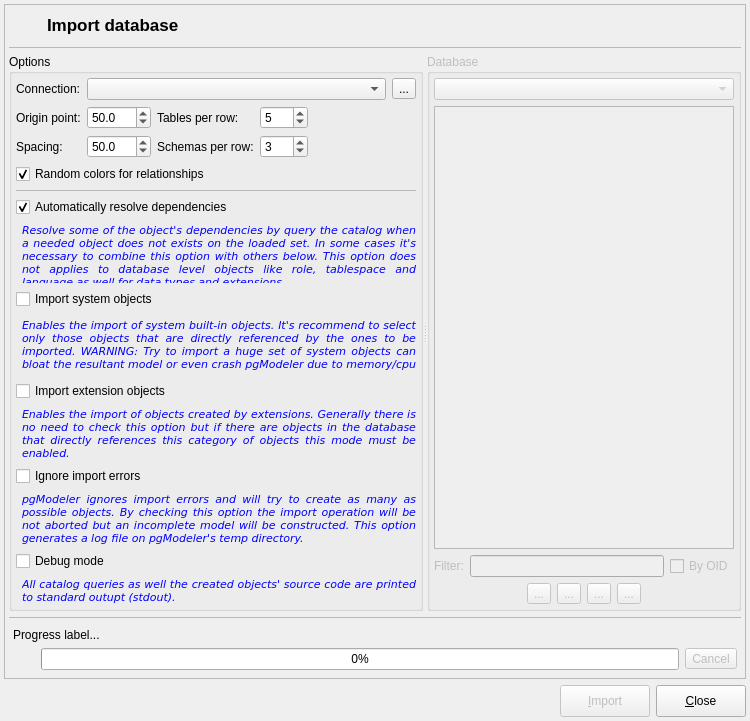
pgmodeler/pgmodeler, file libpgmodeler_ui/ui/databaseimportform.ui: the form before one commit.
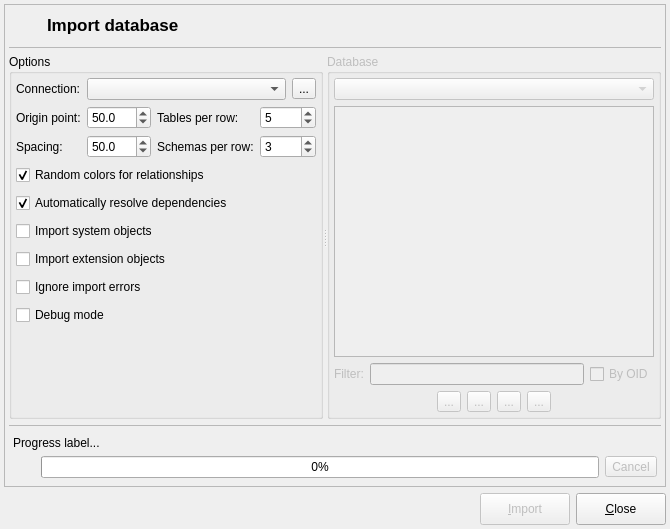
The form after the commit. Icons and pictures are not drawn.

Commit message: Explicit hint text will be moved to the instances of the new class HintTextWidget

Diff of the .ui file:
```diff
--- a/libpgmodeler_ui/ui/databaseimportform.ui
+++ b/libpgmodeler_ui/ui/databaseimportform.ui
@@ -9,8 +9,8 @@
    <rect>
     <x>0</x>
     <y>0</y>
-    <width>750</width>
-    <height>721</height>
+    <width>670</width>
+    <height>529</height>
    </rect>
   </property>
   <property name="sizePolicy">
@@ -22,7 +22,7 @@
   <property name="minimumSize">
    <size>
     <width>670</width>
-    <height>650</height>
+    <height>450</height>
    </size>
   </property>
   <property name="maximumSize">
@@ -271,7 +271,7 @@
             <property name="title">
              <string>Options</string>
             </property>
-            <layout class="QGridLayout" name="gridLayout_8">
+            <layout class="QGridLayout" name="gridLayout_2">
              <property name="leftMargin">
               <number>4</number>
              </property>
@@ -284,7 +284,33 @@
              <property name="bottomMargin">
               <number>4</number>
              </property>
-             <item row="2" column="1">
+             <item row="0" column="0">
+              <widget class="QLabel" name="connection_lbl">
+               <property name="sizePolicy">
+                <sizepolicy hsizetype="Fixed" vsizetype="Preferred">
+                 <horstretch>0</horstretch>
+                 <verstretch>0</verstretch>
+                </sizepolicy>
+               </property>
+               <property name="text">
+                <string>Connection:</string>
+               </property>
+              </widget>
+             </item>
+             <item row="1" column="0">
+              <widget class="QLabel" name="oring_lbl">
+               <property name="sizePolicy">
+                <sizepolicy hsizetype="Fixed" vsizetype="Preferred">
+                 <horstretch>0</horstretch>
+                 <verstretch>0</verstretch>
+                </sizepolicy>
+               </property>
+               <property name="text">
+                <string>Origin point:</string>
+               </property>
+              </widget>
+             </item>
+             <item row="1" column="1">
               <widget class="QDoubleSpinBox" name="origin_sb">
                <property name="toolTip">
                 <string>Starting point where objects will be put.</string>
@@ -300,7 +326,7 @@
                </property>
               </widget>
              </item>
-             <item row="2" column="2">
+             <item row="1" column="2">
               <widget class="QLabel" name="tabs_per_row_lbl">
                <property name="sizePolicy">
                 <sizepolicy hsizetype="Fixed" vsizetype="Preferred">
@@ -313,7 +339,7 @@
                </property>
               </widget>
              </item>
-             <item row="2" column="3">
+             <item row="1" column="3">
               <widget class="QSpinBox" name="tabs_per_row_sb">
                <property name="sizePolicy">
                 <sizepolicy hsizetype="Minimum" vsizetype="Fixed">
@@ -335,7 +361,36 @@
                </property>
               </widget>
              </item>
-             <item row="3" column="2">
+             <item row="2" column="0">
+              <widget class="QLabel" name="tab_spacing_lbl">
+               <property name="sizePolicy">
+                <sizepolicy hsizetype="Preferred" vsizetype="Preferred">
+                 <horstretch>0</horstretch>
+                 <verstretch>0</verstretch>
+                </sizepolicy>
+               </property>
+               <property name="text">
+                <string>Spacing:</string>
+               </property>
+              </widget>
+             </item>
+             <item row="2" column="1">
+              <widget class="QDoubleSpinBox" name="obj_spacing_sb">
+               <property name="toolTip">
+                <string>Spacing between objects</string>
+               </property>
+               <property name="decimals">
+                <number>1</number>
+               </property>
+               <property name="maximum">
+                <double>1000.000000000000000</double>
+               </property>
+               <property name="value">
+                <double>50.000000000000000</double>
+               </property>
+              </widget>
+             </item>
+             <item row="2" column="2">
               <widget class="QLabel" name="sch_per_row_lbl">
                <property name="sizePolicy">
                 <sizepolicy hsizetype="Fixed" vsizetype="Preferred">
@@ -348,194 +403,7 @@
                </property>
               </widget>
              </item>
-             <item row="9" column="0" colspan="6">
-              <layout class="QGridLayout" name="gridLayout_9">
-               <item row="0" column="0" colspan="2">
-                <widget class="QCheckBox" name="resolve_deps_chk">
-                 <property name="sizePolicy">
-                  <sizepolicy hsizetype="Expanding" vsizetype="Fixed">
-                   <horstretch>0</horstretch>
-                   <verstretch>0</verstretch>
-                  </sizepolicy>
-                 </property>
-                 <property name="text">
-                  <string>Automatically resolve dependencies</string>
-                 </property>
-                 <property name="checked">
-                  <bool>true</bool>
-                 </property>
-                </widget>
-               </item>
-               <item row="1" column="1">
-                <widget class="QLabel" name="hint3_lbl_2">
-                 <property name="enabled">
-                  <bool>true</bool>
-                 </property>
-                 <property name="sizePolicy">
-                  <sizepolicy hsizetype="Expanding" vsizetype="Preferred">
-                   <horstretch>0</horstretch>
-                   <verstretch>0</verstretch>
-                  </sizepolicy>
-                 </property>
-                 <property name="minimumSize">
-                  <size>
-                   <width>0</width>
-                   <height>60</height>
-                  </size>
-                 </property>
-                 <property name="palette">
-                  <palette>
-                   <active>
-                    <colorrole role="WindowText">
-                     <brush brushstyle="SolidPattern">
-                      <color alpha="255">
-                       <red>0</red>
-                       <green>0</green>
-                       <blue>255</blue>
-                      </color>
-                     </brush>
-                    </colorrole>
-                   </active>
-                   <inactive>
-                    <colorrole role="WindowText">
-                     <brush brushstyle="SolidPattern">
-                      <color alpha="255">
-                       <red>0</red>
-                       <green>0</green>
-                       <blue>255</blue>
-                      </color>
-                     </brush>
-                    </colorrole>
-                   </inactive>
-                   <disabled>
-                    <colorrole role="WindowText">
-                     <brush brushstyle="SolidPattern">
-                      <color alpha="255">
-                       <red>117</red>
-                       <green>114</green>
-                       <blue>112</blue>
-                      </color>
-                     </brush>
-                    </colorrole>
-                   </disabled>
-                  </palette>
-                 </property>
-                 <property name="font">
-                  <font>
-                   <family>DejaVu Sans</family>
-                   <pointsize>8</pointsize>
-                   <italic>true</italic>
-                  </font>
-                 </property>
-                 <property name="text">
-                  <string>Resolve some of the object's dependencies by query the catalog when a needed object does not exists on the loaded set. In some cases it's necessary to combine this option with others below. This option does not applies to database level objects like role, tablespace and language as well for data types and extensions.</string>
-                 </property>
-                 <property name="textFormat">
-                  <enum>Qt::PlainText</enum>
-                 </property>
-                 <property name="alignment">
-                  <set>Qt::AlignJustify|Qt::AlignTop</set>
-                 </property>
-                 <property name="wordWrap">
-                  <bool>true</bool>
-                 </property>
-                 <property name="indent">
-                  <number>0</number>
-                 </property>
-                </widget>
-               </item>
-              </layout>
-             </item>
-             <item row="17" column="0" colspan="6">
-              <layout class="QGridLayout" name="gridLayout_10">
-               <item row="0" column="0" colspan="2">
-                <widget class="QCheckBox" name="debug_mode_chk">
-                 <property name="sizePolicy">
-                  <sizepolicy hsizetype="Expanding" vsizetype="Fixed">
-                   <horstretch>0</horstretch>
-                   <verstretch>0</verstretch>
-                  </sizepolicy>
-                 </property>
-                 <property name="text">
-                  <string>Debug mode</string>
-                 </property>
-                </widget>
-               </item>
-               <item row="1" column="1">
-                <widget class="QLabel" name="hint3_lbl_3">
-                 <property name="enabled">
-                  <bool>true</bool>
-                 </property>
-                 <property name="sizePolicy">
-                  <sizepolicy hsizetype="Expanding" vsizetype="Expanding">
-                   <horstretch>0</horstretch>
-                   <verstretch>0</verstretch>
-                  </sizepolicy>
-                 </property>
-                 <property name="palette">
-                  <palette>
-                   <active>
-                    <colorrole role="WindowText">
-                     <brush brushstyle="SolidPattern">
-                      <color alpha="255">
-                       <red>0</red>
-                       <green>0</green>
-                       <blue>255</blue>
-                      </color>
-                     </brush>
-                    </colorrole>
-                   </active>
-                   <inactive>
-                    <colorrole role="WindowText">
-                     <brush brushstyle="SolidPattern">
-                      <color alpha="255">
-                       <red>0</red>
-                       <green>0</green>
-                       <blue>255</blue>
-                      </color>
-                     </brush>
-                    </colorrole>
-                   </inactive>
-                   <disabled>
-                    <colorrole role="WindowText">
-                     <brush brushstyle="SolidPattern">
-                      <color alpha="255">
-                       <red>117</red>
-                       <green>114</green>
-                       <blue>112</blue>
-                      </color>
-                     </brush>
-                    </colorrole>
-                   </disabled>
-                  </palette>
-                 </property>
-                 <property name="font">
-                  <font>
-                   <family>DejaVu Sans</family>
-                   <pointsize>8</pointsize>
-                   <italic>true</italic>
-                  </font>
-                 </property>
-                 <property name="text">
-                  <string>All catalog queries as well the created objects' source code are printed to standard outupt (stdout).</string>
-                 </property>
-                 <property name="textFormat">
-                  <enum>Qt::PlainText</enum>
-                 </property>
-                 <property name="alignment">
-                  <set>Qt::AlignJustify|Qt::AlignTop</set>
-                 </property>
-                 <property name="wordWrap">
-                  <bool>true</bool>
-                 </property>
-                 <property name="indent">
-                  <number>0</number>
-                 </property>
-                </widget>
-               </item>
-              </layout>
-             </item>
-             <item row="3" column="3">
+             <item row="2" column="3">
               <widget class="QSpinBox" name="sch_per_row_sb">
                <property name="toolTip">
                 <string>Schemas  per row</string>
@@ -551,55 +419,68 @@
                </property>
               </widget>
              </item>
-             <item row="8" column="0" colspan="6">
-              <widget class="QFrame" name="div_ln_2">
-               <property name="minimumSize">
-                <size>
-                 <width>0</width>
-                 <height>1</height>
-                </size>
+             <item row="4" column="0" colspan="4">
+              <layout class="QHBoxLayout" name="horizontalLayout_7">
+               <item>
+                <widget class="QCheckBox" name="resolve_deps_chk">
+                 <property name="sizePolicy">
+                  <sizepolicy hsizetype="Expanding" vsizetype="Fixed">
+                   <horstretch>0</horstretch>
+                   <verstretch>0</verstretch>
+                  </sizepolicy>
+                 </property>
+                 <property name="statusTip">
+                  <string>Resolve some of the object's dependencies by query the catalog when a needed object does not exists on the loaded set. In some cases it's necessary to combine this option with others below. This option does not applies to database level objects like role, tablespace and language as well for data types and extensions.</string>
+                 </property>
+                 <property name="whatsThis">
+                  <string/>
+                 </property>
+                 <property name="text">
+                  <string>Automatically resolve dependencies</string>
+                 </property>
+                 <property name="checked">
+                  <bool>true</bool>
+                 </property>
+                </widget>
+               </item>
+               <item>
+                <widget class="QWidget" name="auto_res_deps_hint" native="true">
+                 <property name="sizePolicy">
+                  <sizepolicy hsizetype="Fixed" vsizetype="Fixed">
+                   <horstretch>0</horstretch>
+                   <verstretch>0</verstretch>
+                  </sizepolicy>
+                 </property>
+                 <property name="minimumSize">
+                  <size>
+                   <width>22</width>
+                   <height>22</height>
+                  </size>
+                 </property>
+                 <property name="maximumSize">
+                  <size>
+                   <width>22</width>
+                   <height>22</height>
+                  </size>
+                 </property>
+                </widget>
+               </item>
+              </layout>
+             </item>
+             <item row="9" column="0">
+              <spacer name="verticalSpacer">
+               <property name="orientation">
+                <enum>Qt::Vertical</enum>
                </property>
-               <property name="maximumSize">
+               <property name="sizeHint" stdset="0">
                 <size>
-                 <width>16777215</width>
-                 <height>1</height>
+                 <width>20</width>
+                 <height>40</height>
                 </size>
                </property>
-               <property name="frameShape">
-                <enum>QFrame::StyledPanel</enum>
-               </property>
-               <property name="frameShadow">
-                <enum>QFrame::Sunken</enum>
-               </property>
-              </widget>
+              </spacer>
              </item>
-             <item row="0" column="0">
-              <widget class="QLabel" name="connection_lbl">
-               <property name="sizePolicy">
-                <sizepolicy hsizetype="Fixed" vsizetype="Preferred">
-                 <horstretch>0</horstretch>
-                 <verstretch>0</verstretch>
-                </sizepolicy>
-               </property>
-               <property name="text">
-                <string>Connection:</string>
-               </property>
-              </widget>
-             </item>
-             <item row="3" column="0">
-              <widget class="QLabel" name="tab_spacing_lbl">
-               <property name="sizePolicy">
-                <sizepolicy hsizetype="Preferred" vsizetype="Preferred">
-                 <horstretch>0</horstretch>
-                 <verstretch>0</verstretch>
-                </sizepolicy>
-               </property>
-               <property name="text">
-                <string>Spacing:</string>
-               </property>
-              </widget>
-             </item>
-             <item row="0" column="1" colspan="5">
+             <item row="0" column="1" colspan="3">
               <layout class="QHBoxLayout" name="horizontalLayout">
                <item>
                 <widget class="QComboBox" name="connections_cmb">
@@ -633,100 +514,45 @@
                </item>
               </layout>
              </item>
-             <item row="3" column="1">
-              <widget class="QDoubleSpinBox" name="obj_spacing_sb">
-               <property name="toolTip">
-                <string>Spacing between objects</string>
-               </property>
-               <property name="decimals">
-                <number>1</number>
-               </property>
-               <property name="maximum">
-                <double>1000.000000000000000</double>
-               </property>
-               <property name="value">
-                <double>50.000000000000000</double>
-               </property>
-              </widget>
-             </item>
-             <item row="13" column="0" colspan="6">
-              <layout class="QGridLayout" name="gridLayout_7">
-               <item row="1" column="1">
-                <widget class="QLabel" name="hint2_lbl">
-                 <property name="enabled">
+             <item row="3" column="0" colspan="4">
+              <layout class="QHBoxLayout" name="horizontalLayout_8">
+               <item>
+                <widget class="QCheckBox" name="rand_rel_color_chk">
+                 <property name="text">
+                  <string>Random colors for relationships</string>
+                 </property>
+                 <property name="checked">
                   <bool>true</bool>
                  </property>
+                </widget>
+               </item>
+               <item>
+                <widget class="QWidget" name="rand_color_hint" native="true">
                  <property name="sizePolicy">
-                  <sizepolicy hsizetype="Expanding" vsizetype="Fixed">
+                  <sizepolicy hsizetype="Fixed" vsizetype="Fixed">
                    <horstretch>0</horstretch>
                    <verstretch>0</verstretch>
                   </sizepolicy>
                  </property>
-                 <property name="palette">
-                  <palette>
-                   <active>
-                    <colorrole role="WindowText">
-                     <brush brushstyle="SolidPattern">
-                      <color alpha="255">
-                       <red>0</red>
-                       <green>0</green>
-                       <blue>255</blue>
-                      </color>
-                     </brush>
-                    </colorrole>
-                   </active>
-                   <inactive>
-                    <colorrole role="WindowText">
-                     <brush brushstyle="SolidPattern">
-                      <color alpha="255">
-                       <red>0</red>
-                       <green>0</green>
-                       <blue>255</blue>
-                      </color>
-                     </brush>
-                    </colorrole>
-                   </inactive>
-                   <disabled>
-                    <colorrole role="WindowText">
-                     <brush brushstyle="SolidPattern">
-                      <color alpha="255">
-                       <red>117</red>
-                       <green>114</green>
-                       <blue>112</blue>
-                      </color>
-                     </brush>
-                    </colorrole>
-                   </disabled>
-                  </palette>
+                 <property name="minimumSize">
+                  <size>
+                   <width>22</width>
+                   <height>22</height>
+                  </size>
                  </property>
-                 <property name="font">
-                  <font>
-                   <family>DejaVu Sans</family>
-                   <pointsize>8</pointsize>
-                   <italic>true</italic>
-                  </font>
-                 </property>
-                 <property name="text">
-                  <string>Enables the import of system built-in objects. It's recommend to select only those objects that are directly referenced by the ones to be imported. WARNING: Try to import a huge set of system objects can bloat the resultant model or even crash pgModeler due to memory/cpu overuse.</string>
-                 </property>
-                 <property name="textFormat">
-                  <enum>Qt::PlainText</enum>
-                 </property>
-                 <property name="alignment">
-                  <set>Qt::AlignJustify|Qt::AlignTop</set>
-                 </property>
-                 <property name="wordWrap">
-                  <bool>true</bool>
-                 </property>
-                 <property name="margin">
-                  <number>0</number>
-                 </property>
-                 <property name="indent">
-                  <number>0</number>
+                 <property name="maximumSize">
+                  <size>
+                   <width>22</width>
+                   <height>22</height>
+                  </size>
                  </property>
                 </widget>
                </item>
-               <item row="0" column="0" colspan="2">
+              </layout>
+             </item>
+             <item row="5" column="0" colspan="4">
+              <layout class="QHBoxLayout" name="horizontalLayout_6">
+               <item>
                 <widget class="QCheckBox" name="import_sys_objs_chk">
                  <property name="sizePolicy">
                   <sizepolicy hsizetype="Expanding" vsizetype="Fixed">
@@ -734,104 +560,44 @@
                    <verstretch>0</verstretch>
                   </sizepolicy>
                  </property>
+                 <property name="statusTip">
+                  <string>Enables the import of system built-in objects. It's recommend to select only those objects that are directly referenced by the ones to be imported. WARNING: Try to import a huge set of system objects can bloat the resultant model or even crash pgModeler due to memory/cpu overuse.</string>
+                 </property>
+                 <property name="whatsThis">
+                  <string/>
+                 </property>
                  <property name="text">
                   <string>Import system objects</string>
                  </property>
                 </widget>
                </item>
-              </layout>
-             </item>
-             <item row="2" column="0">
-              <widget class="QLabel" name="oring_lbl">
-               <property name="sizePolicy">
-                <sizepolicy hsizetype="Fixed" vsizetype="Preferred">
-                 <horstretch>0</horstretch>
-                 <verstretch>0</verstretch>
-                </sizepolicy>
-               </property>
-               <property name="text">
-                <string>Origin point:</string>
-               </property>
-              </widget>
-             </item>
-             <item row="15" column="0" colspan="6">
-              <layout class="QGridLayout" name="gridLayout_15">
-               <item row="1" column="1">
-                <widget class="QLabel" name="hint2_lbl_3">
-                 <property name="enabled">
-                  <bool>true</bool>
-                 </property>
+               <item>
+                <widget class="QWidget" name="imp_sys_objs_hint" native="true">
                  <property name="sizePolicy">
-                  <sizepolicy hsizetype="Expanding" vsizetype="Fixed">
+                  <sizepolicy hsizetype="Fixed" vsizetype="Fixed">
                    <horstretch>0</horstretch>
                    <verstretch>0</verstretch>
                   </sizepolicy>
                  </property>
-                 <property name="palette">
-                  <palette>
-                   <active>
-                    <colorrole role="WindowText">
-                     <brush brushstyle="SolidPattern">
-                      <color alpha="255">
-                       <red>0</red>
-                       <green>0</green>
-                       <blue>255</blue>
-                      </color>
-                     </brush>
-                    </colorrole>
-                   </active>
-                   <inactive>
-                    <colorrole role="WindowText">
-                     <brush brushstyle="SolidPattern">
-                      <color alpha="255">
-                       <red>0</red>
-                       <green>0</green>
-                       <blue>255</blue>
-                      </color>
-                     </brush>
-                    </colorrole>
-                   </inactive>
-                   <disabled>
-                    <colorrole role="WindowText">
-                     <brush brushstyle="SolidPattern">
-                      <color alpha="255">
-                       <red>117</red>
-                       <green>114</green>
-                       <blue>112</blue>
-                      </color>
-                     </brush>
-                    </colorrole>
-                   </disabled>
-                  </palette>
+                 <property name="minimumSize">
+                  <size>
+                   <width>22</width>
+                   <height>22</height>
+                  </size>
                  </property>
-                 <property name="font">
-                  <font>
-                   <family>DejaVu Sans</family>
-                   <pointsize>8</pointsize>
-                   <italic>true</italic>
-                  </font>
-                 </property>
-                 <property name="text">
-                  <string>Enables the import of objects created by extensions. Generally there is no need to check this option but if there are objects in the database that directly references this category of objects this mode must be enabled.</string>
-                 </property>
-                 <property name="textFormat">
-                  <enum>Qt::PlainText</enum>
-                 </property>
-                 <property name="alignment">
-                  <set>Qt::AlignJustify|Qt::AlignTop</set>
-                 </property>
-                 <property name="wordWrap">
-                  <bool>true</bool>
-                 </property>
-                 <property name="margin">
-                  <number>0</number>
-                 </property>
-                 <property name="indent">
-                  <number>0</number>
+                 <property name="maximumSize">
+                  <size>
+                   <width>22</width>
+                   <height>22</height>
+                  </size>
                  </property>
                 </widget>
                </item>
-               <item row="0" column="0" colspan="2">
+              </layout>
+             </item>
+             <item row="6" column="0" colspan="4">
+              <layout class="QHBoxLayout" name="horizontalLayout_5">
+               <item>
                 <widget class="QCheckBox" name="import_ext_objs_chk">
                  <property name="sizePolicy">
                   <sizepolicy hsizetype="Expanding" vsizetype="Fixed">
@@ -839,16 +605,44 @@
                    <verstretch>0</verstretch>
                   </sizepolicy>
                  </property>
+                 <property name="statusTip">
+                  <string>Enables the import of objects created by extensions. Generally there is no need to check this option but if there are objects in the database that directly references this category of objects this mode must be enabled.</string>
+                 </property>
+                 <property name="whatsThis">
+                  <string/>
+                 </property>
                  <property name="text">
                   <string>Import extension objects</string>
                  </property>
                 </widget>
                </item>
+               <item>
+                <widget class="QWidget" name="imp_ext_objs_hint" native="true">
+                 <property name="sizePolicy">
+                  <sizepolicy hsizetype="Fixed" vsizetype="Fixed">
+                   <horstretch>0</horstretch>
+                   <verstretch>0</verstretch>
+                  </sizepolicy>
+                 </property>
+                 <property name="minimumSize">
+                  <size>
+                   <width>22</width>
+                   <height>22</height>
+                  </size>
+                 </property>
+                 <property name="maximumSize">
+                  <size>
+                   <width>22</width>
+                   <height>22</height>
+                  </size>
+                 </property>
+                </widget>
+               </item>
               </layout>
              </item>
-             <item row="16" column="0" colspan="6">
-              <layout class="QGridLayout" name="gridLayout_2">
-               <item row="0" column="0" colspan="2">
+             <item row="7" column="0" colspan="4">
+              <layout class="QHBoxLayout" name="horizontalLayout_4">
+               <item>
                 <widget class="QCheckBox" name="ignore_errors_chk">
                  <property name="sizePolicy">
                   <sizepolicy hsizetype="Expanding" vsizetype="Fixed">
@@ -856,94 +650,85 @@
                    <verstretch>0</verstretch>
                   </sizepolicy>
                  </property>
-                 <property name="text">
-                  <string>Ignore import errors</string>
-                 </property>
-                </widget>
-               </item>
-               <item row="1" column="1">
-                <widget class="QLabel" name="hint3_lbl">
-                 <property name="enabled">
-                  <bool>true</bool>
-                 </property>
-                 <property name="sizePolicy">
-                  <sizepolicy hsizetype="Expanding" vsizetype="Preferred">
-                   <horstretch>0</horstretch>
-                   <verstretch>0</verstretch>
-                  </sizepolicy>
-                 </property>
-                 <property name="palette">
-                  <palette>
-                   <active>
-                    <colorrole role="WindowText">
-                     <brush brushstyle="SolidPattern">
-                      <color alpha="255">
-                       <red>0</red>
-                       <green>0</green>
-                       <blue>255</blue>
-                      </color>
-                     </brush>
-                    </colorrole>
-                   </active>
-                   <inactive>
-                    <colorrole role="WindowText">
-                     <brush brushstyle="SolidPattern">
-                      <color alpha="255">
-                       <red>0</red>
-                       <green>0</green>
-                       <blue>255</blue>
-                      </color>
-                     </brush>
-                    </colorrole>
-                   </inactive>
-                   <disabled>
-                    <colorrole role="WindowText">
-                     <brush brushstyle="SolidPattern">
-                      <color alpha="255">
-                       <red>117</red>
-                       <green>114</green>
-                       <blue>112</blue>
-                      </color>
-                     </brush>
-                    </colorrole>
-                   </disabled>
-                  </palette>
-                 </property>
-                 <property name="font">
-                  <font>
-                   <family>DejaVu Sans</family>
-                   <pointsize>8</pointsize>
-                   <italic>true</italic>
-                  </font>
-                 </property>
-                 <property name="text">
+                 <property name="statusTip">
                   <string>pgModeler ignores import errors and will try to create as many as possible objects. By checking this option the import operation will be not aborted but an incomplete model will be constructed. This option generates a log file on pgModeler's temp directory.</string>
                  </property>
-                 <property name="textFormat">
-                  <enum>Qt::PlainText</enum>
+                 <property name="whatsThis">
+                  <string/>
                  </property>
-                 <property name="alignment">
-                  <set>Qt::AlignJustify|Qt::AlignTop</set>
+                 <property name="text">
+                  <string>Ignore import errors</string>
                  </property>
-                 <property name="wordWrap">
-                  <bool>true</bool>
+                </widget>
+               </item>
+               <item>
+                <widget class="QWidget" name="ignore_errors_hint" native="true">
+                 <property name="sizePolicy">
+                  <sizepolicy hsizetype="Fixed" vsizetype="Fixed">
+                   <horstretch>0</horstretch>
+                   <verstretch>0</verstretch>
+                  </sizepolicy>
                  </property>
-                 <property name="indent">
-                  <number>0</number>
+                 <property name="minimumSize">
+                  <size>
+                   <width>22</width>
+                   <height>22</height>
+                  </size>
+                 </property>
+                 <property name="maximumSize">
+                  <size>
+                   <width>22</width>
+                   <height>22</height>
+                  </size>
                  </property>
                 </widget>
                </item>
               </layout>
              </item>
-             <item row="4" column="0" colspan="6">
-              <widget class="QCheckBox" name="rand_rel_color_chk">
-               <property name="text">
-                <string>Random colors for relationships</string>
-               </property>
-               <property name="checked">
-                <bool>true</bool>
-               </property>
-              </widget>
+             <item row="8" column="0" colspan="4">
+              <layout class="QHBoxLayout" name="horizontalLayout_2">
+               <item>
+                <widget class="QCheckBox" name="debug_mode_chk">
+                 <property name="sizePolicy">
+                  <sizepolicy hsizetype="Expanding" vsizetype="Fixed">
+                   <horstretch>0</horstretch>
+                   <verstretch>0</verstretch>
+                  </sizepolicy>
+                 </property>
+                 <property name="statusTip">
+                  <string>All catalog queries as well the created objects' source code are printed to standard outupt (stdout).</string>
+                 </property>
+                 <property name="whatsThis">
+                  <string/>
+                 </property>
+                 <property name="text">
+                  <string>Debug mode</string>
+                 </property>
+                </widget>
+               </item>
+               <item>
+                <widget class="QWidget" name="debug_mode_hint" native="true">
+                 <property name="sizePolicy">
+                  <sizepolicy hsizetype="Fixed" vsizetype="Fixed">
+                   <horstretch>0</horstretch>
+                   <verstretch>0</verstretch>
+                  </sizepolicy>
+                 </property>
+                 <property name="minimumSize">
+                  <size>
+                   <width>22</width>
+                   <height>22</height>
+                  </size>
+                 </property>
+                 <property name="maximumSize">
+                  <size>
+                   <width>22</width>
+                   <height>22</height>
+                  </size>
+                 </property>
+                </widget>
+               </item>
+              </layout>
              </item>
             </layout>
            </widget>
```
The commit also changes 7 other files.
